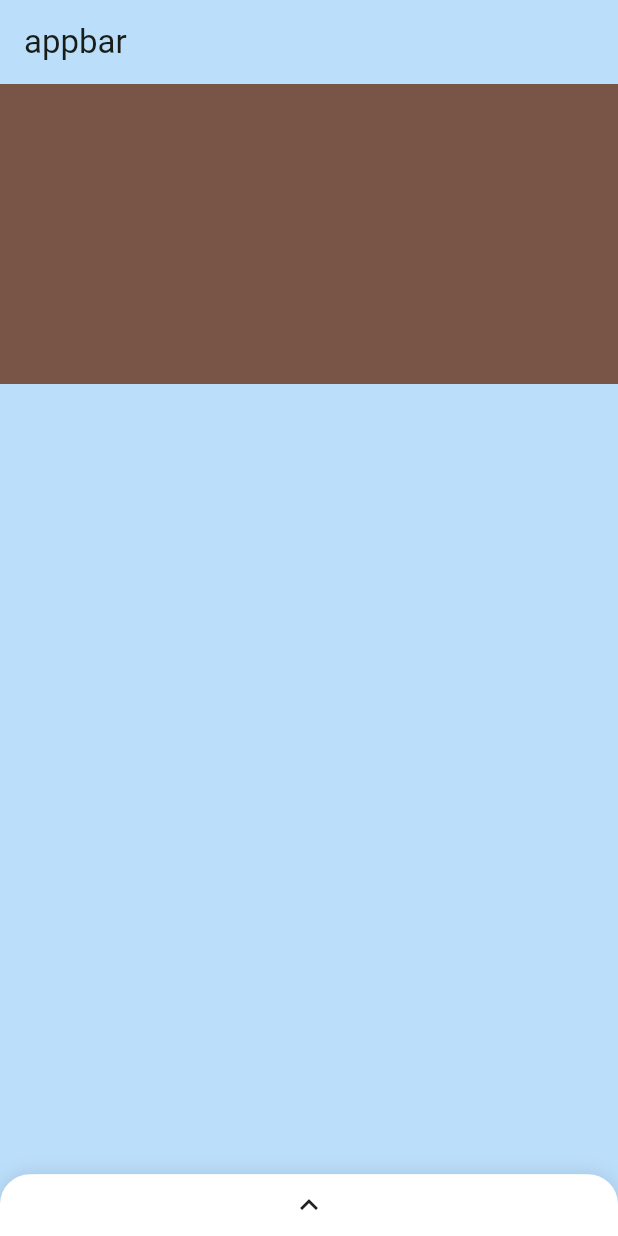
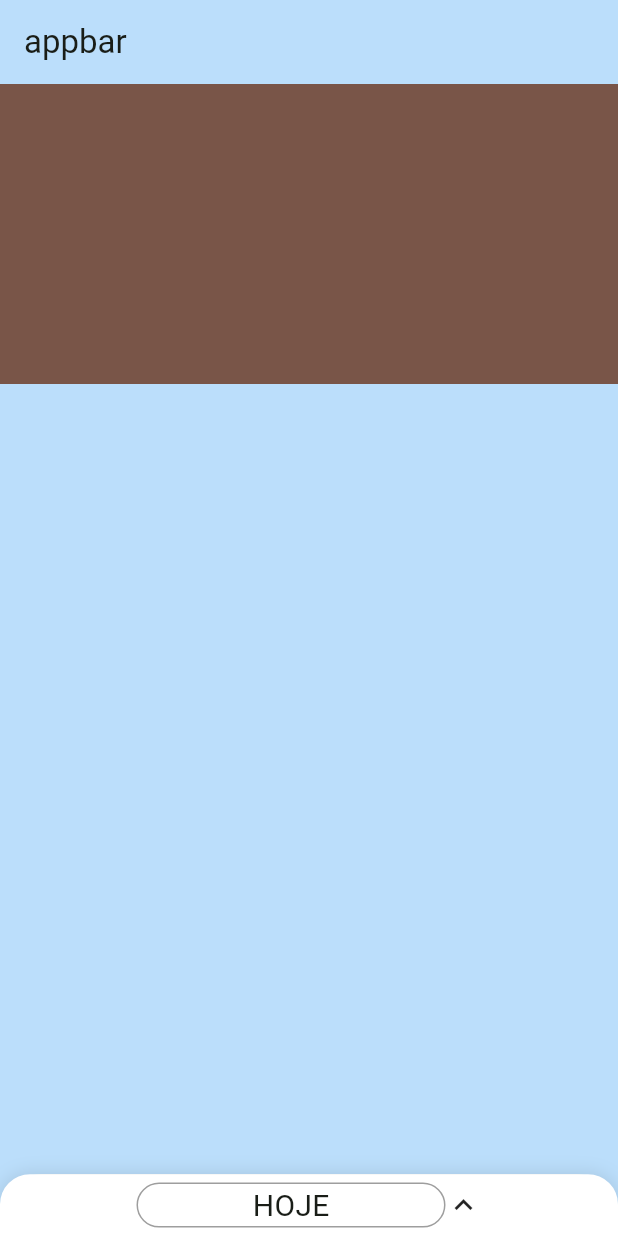
Before and after one commit to wurayan/budget-tracker, a Flutter app: the screen it shows after launch, on a phone screen of 412 x 824 dp. Run offline on Flutter 3.47's test engine with Material 3 defaults, Android fonts, the phone set to English and light mode, and no system bars; our stand-ins replace brasil_fields, currency_text_input_formatter, dropdown_button2, flutter_dotenv; missing offline and left inert: mysql_client.

Commit message:
creating bottom modal sheet collapsed and expanded states

```diff
--- a/lib/view/bottom_draggable_sheet.dart
+++ b/lib/view/bottom_draggable_sheet.dart
@@ -1,6 +1,8 @@
 import 'dart:ui';
 
 import 'package:budget_tracker/view/new_expense_form.dart';
+import 'package:budget_tracker/view/widgets/collapsed_bottom_sheet.dart';
+import 'package:budget_tracker/view/widgets/expanded_bottom_sheet.dart';
 import 'package:flutter/material.dart';
 
 class BottomDraggableSheet extends StatefulWidget {
@@ -47,6 +49,10 @@ class _BottomDraggableSheetState extends State<BottomDraggableSheet>
       animationController: _controller,
       onClosing: () => _formKey.currentState?.reset(),
       builder: (context) => GestureDetector(
+        onTap: () {
+          _controller.animateTo(1.0);
+          _currentHeight = _expandedHeight;
+        },
         onVerticalDragUpdate: (details) {
           setState(() {
             _currentHeight = (_currentHeight - details.primaryDelta!)
@@ -90,23 +96,12 @@ class _BottomDraggableSheetState extends State<BottomDraggableSheet>
                 boxShadow: [BoxShadow(color: Colors.black12, blurRadius: 10)],
               ),
               child: _controller.value > 0.1
-                  ? _buildExpandedForm()
-                  : _buildCollapsedHandle(),
+                  ? ExpandedBottomSheet(formKey: _formKey)
+                  : const CollapsedBottomSheet(),
             );
           },
         ),
       ),
     );
   }
-
-  Widget _buildExpandedForm() => Container(
-        height: MediaQuery.of(context).size.height * 0.5,
-        // padding: const EdgeInsets.all(16.0),
-        color: Colors.teal,
-        child: NewExpenseForm(
-          formKey: _formKey,
-        ),
-      );
-  Widget _buildCollapsedHandle() =>
-      const Center(child: Icon(Icons.keyboard_arrow_up));
 }
--- /dev/null
+++ b/lib/view/widgets/collapsed_bottom_sheet.dart
@@ -0,0 +1,30 @@
+import 'package:flutter/material.dart';
+
+class CollapsedBottomSheet extends StatelessWidget {
+  const CollapsedBottomSheet({super.key});
+
+  @override
+  Widget build(BuildContext context) {
+    return Row(
+      mainAxisAlignment: MainAxisAlignment.center,
+      // mainAxisSize: MainAxisSize.min,
+      children: [
+        Container(
+          height: 30,
+          width: MediaQuery.of(context).size.width * 0.5,
+          decoration: BoxDecoration(
+            border: Border.all(color: Colors.grey),
+            borderRadius: BorderRadius.circular(50),
+            color: Colors.white,
+          ),
+          alignment: Alignment.center,
+          child: const Text(
+            "HOJE",
+            style: TextStyle(fontSize: 20),
+          ),
+        ),
+        const Icon(Icons.keyboard_arrow_up)
+      ],
+    );
+  }
+}
```
Also changed, not shown: lib/view/widgets/expanded_bottom_sheet.dart (added, +19 -0 lines).
